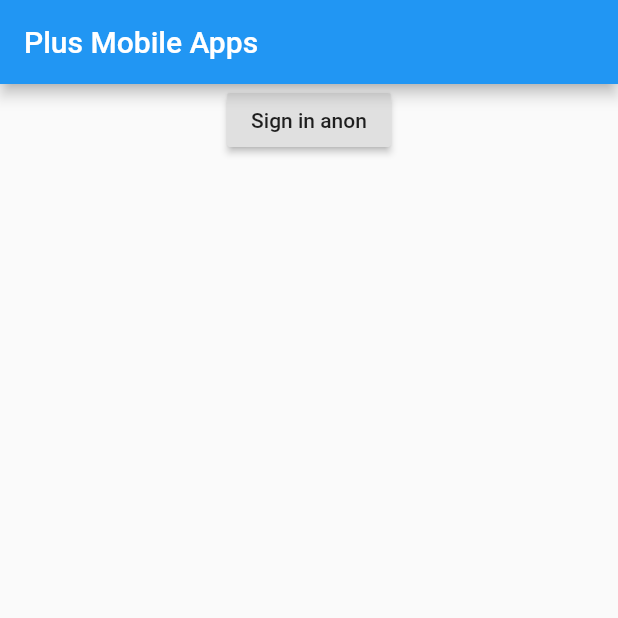
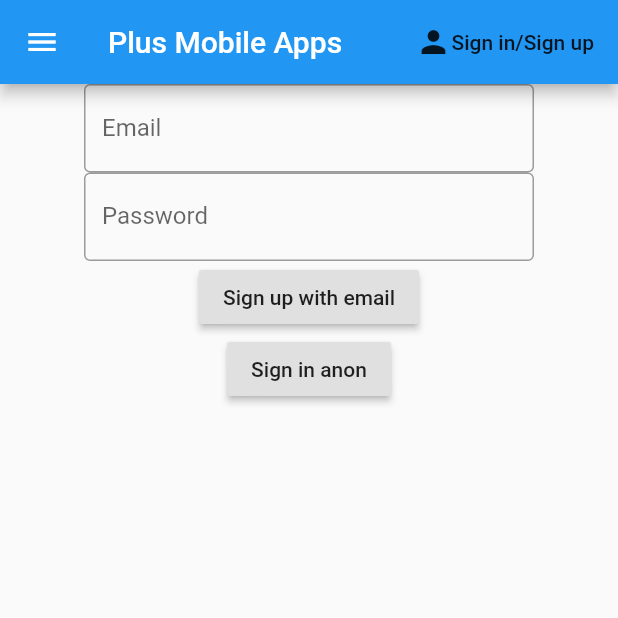
Before and after one commit to plusmobileapps/blog_flutter, a Flutter app: the screen it shows after launch, after a tap on "Sign in anon", on a phone screen of 412 x 824 dp, the top half of it. Run offline on Flutter 3.47's test engine with Material 2 defaults, Android fonts, the phone set to English and light mode, and no system bars; our stand-ins replace firebase_auth; accounts and stored records are empty; network calls fail.

Commit message:
will react to firebase auth changes now

```diff
--- a/lib/SignUp.dart
+++ b/lib/SignUp.dart
@@ -1,4 +1,6 @@
 
+import 'package:blog_flutter/model/user.dart';
+import 'package:firebase_auth/firebase_auth.dart';
 import 'package:flutter/cupertino.dart';
 import 'package:flutter/material.dart';
 
@@ -17,6 +19,9 @@ class SignUp extends StatefulWidget {
 class _SignUpState extends State<SignUp> {
 
   final AuthService _authService = new AuthService();
+  final _formKey = GlobalKey<FormState>();
+  String email = '';
+  String password = '';
 
 
 //
@@ -27,15 +32,62 @@ class _SignUpState extends State<SignUp> {
       return Center(
         child: Column(
           children: <Widget>[
+            Form(
+              key: _formKey,
+              child: Column(
+                children: <Widget>[
+                  Container(
+                    width: 300.0,
+                    child: TextField(
+                      enabled: true,
+                      onChanged: (value) {
+                        this.email = value;
+                      },
+                      decoration: InputDecoration(
+                        border: OutlineInputBorder(),
+                        labelText: 'Email',
+                      ),
+                    ),
+                  ),
+                  Container(
+                    width: 300.0,
+                    child: TextField(
+                      enabled: true,
+                      obscureText: true,
+                      onChanged: (value) {
+                        this.password = value;
+                      },
+                      decoration: InputDecoration(
+                        border: OutlineInputBorder(),
+                        labelText: 'Password',
+                      ),
+                    ),
+                  ),
+                ],
+              ),
+            ),
+
+            RaisedButton(
+              child: Text('Sign up with email'),
+              onPressed: () async {
+                User result = await _authService.signUpEmail(email, password);
+                if(result == null) {
+                  print('error signing in');
+                } else {
+                  print('signed in');
+                  print(result.uid);
+                }
+              },
+            ),
             RaisedButton(
               child: Text('Sign in anon'),
               onPressed: () async {
-                 dynamic result = await _authService.signInAnon();
+                 User result = await _authService.signInAnon();
                  if(result == null) {
                    print('error signing in');
                  } else {
                    print('signed in');
-                   print(result);
+                   print(result.uid);
                  }
               },
             )
--- a/lib/main.dart
+++ b/lib/main.dart
@@ -1,6 +1,11 @@
+import 'dart:math';
+
 import 'package:blog_flutter/SignUp.dart';
+import 'package:blog_flutter/model/user.dart';
 import 'package:blog_flutter/services/auth.dart';
+import 'package:firebase_auth/firebase_auth.dart';
 import 'package:flutter/material.dart';
+import 'package:provider/provider.dart';
 
 void main() async {
   runApp(MyApp());
@@ -10,7 +15,16 @@ class MyApp extends StatelessWidget {
   // This widget is the root of your application.
   @override
   Widget build(BuildContext context) {
-    return MaterialApp(
+    return MultiProvider(
+      providers: [
+        StreamProvider<User>.value(
+          value: AuthService().user,
+          catchError: (context, error) {
+            return null;
+          },
+        )
+      ],
+      child: MaterialApp(
         title: 'Flutter Demo',
         theme: ThemeData(
           // This is the theme of your application.
@@ -25,6 +39,7 @@ class MyApp extends StatelessWidget {
           primarySwatch: Colors.blue,
         ),
         home: MyHomePage(title: 'Plus Mobile Apps'),
+      ),
     );
   }
 }
@@ -63,6 +78,10 @@ class _MyHomePageState extends State<MyHomePage> {
 
   @override
   Widget build(BuildContext context) {
+    var user = Provider.of<User>(context);
+    print('User is: $user');
+    bool isLoggedIn = user != null;
+    String toolbarText = user != null ? 'Hi ${user.displayName}' : 'Sign in/Sign up';
     // This method is rerun every time setState is called, for instance as done
     // by the _incrementCounter method above.
     //
@@ -70,10 +89,34 @@ class _MyHomePageState extends State<MyHomePage> {
     // fast, so that you can just rebuild anything that needs updating rather
     // than having to individually change instances of widgets.
     return Scaffold(
+      drawer: Drawer(
+        child: Column(
+          children: <Widget>[
+            if (isLoggedIn) ...[
+              RaisedButton(
+                child: Text('Sign out'),
+                onPressed: () => AuthService().signOut(),
+              )
+            ],
+          ],
+        ),
+      ),
       appBar: AppBar(
         // Here we take the value from the MyHomePage object that was created by
         // the App.build method, and use it to set our appbar title.
         title: Text(widget.title),
+        actions: <Widget>[
+          FlatButton(
+            child: Row(
+              mainAxisSize: MainAxisSize.min,
+              children: <Widget>[
+                Icon(Icons.person),
+                Text(toolbarText),
+              ],
+            ),
+            onPressed: () {},
+          ),
+        ],
       ),
       body: SignUp(),
     );
--- /dev/null
+++ b/lib/model/user.dart
@@ -0,0 +1,9 @@
+class User {
+  final String uid;
+  final String displayName;
+
+  User({this.uid, this.displayName});
+
+
+
+}
--- a/lib/services/auth.dart
+++ b/lib/services/auth.dart
@@ -1,15 +1,26 @@
+import 'package:blog_flutter/model/user.dart';
 import 'package:firebase_auth/firebase_auth.dart';
 
 class AuthService {
 
   final FirebaseAuth _auth = FirebaseAuth.instance;
 
+  User _userFromFirebaseUser(FirebaseUser user) {
+    return user != null ? User(uid: user.uid, displayName: user.displayName ?? 'Anon') : null;
+  }
+
+  //auth change user stream
+  Stream<User> get user {
+    return _auth.onAuthStateChanged
+        .map(_userFromFirebaseUser);
+  }
+
   //sign in anon
-  Future signInAnon() async {
+  Future<User> signInAnon() async {
     try {
       AuthResult result = await _auth.signInAnonymously();
       FirebaseUser user = result.user;
-      return user;
+      return _userFromFirebaseUser(user);
     } catch (e) {
       print(e.toString());
       return null;
@@ -17,9 +28,29 @@ class AuthService {
   }
 
   //sign in with email and password
+  Future<User> signUpEmail(String email, String password) async {
+    try {
+      AuthResult result = await _auth.createUserWithEmailAndPassword(email: email, password: password);
+      return _userFromFirebaseUser(result.user);
+    } catch (e) {
+      print(e.toString());
+      return null;
+    }
+  }
 
   //register with email and password
 
   // sign out
+  void signOut() {
+    try {
+      print('sign out start');
+      _auth.signOut();
+      print('signed out finished');
+    } catch(e) {
+      print('error catch block of sign out');
+      print(e);
+      return null;
+    }
+  }
 
 }
--- a/pubspec.yaml
+++ b/pubspec.yaml
@@ -14,7 +14,7 @@ description: A new Flutter project.
 version: 1.0.0+1
 
 environment:
-  sdk: ">=2.1.0 <3.0.0"
+  sdk: ">=2.2.2 <3.0.0"
 
 dependencies:
   flutter:
@@ -23,6 +23,7 @@ dependencies:
   # The following adds the Cupertino Icons font to your application.
   # Use with the CupertinoIcons class for iOS style icons.
   cupertino_icons: ^0.1.2
+  provider: ^4.0.1
   firebase_core: ^0.4.0+9
   firebase: ^7.2.0
   firebase_auth: ^0.15.3+1
```
Also changed, not shown: pubspec.lock. Lines whose indentation alone changed are shown as unchanged.
